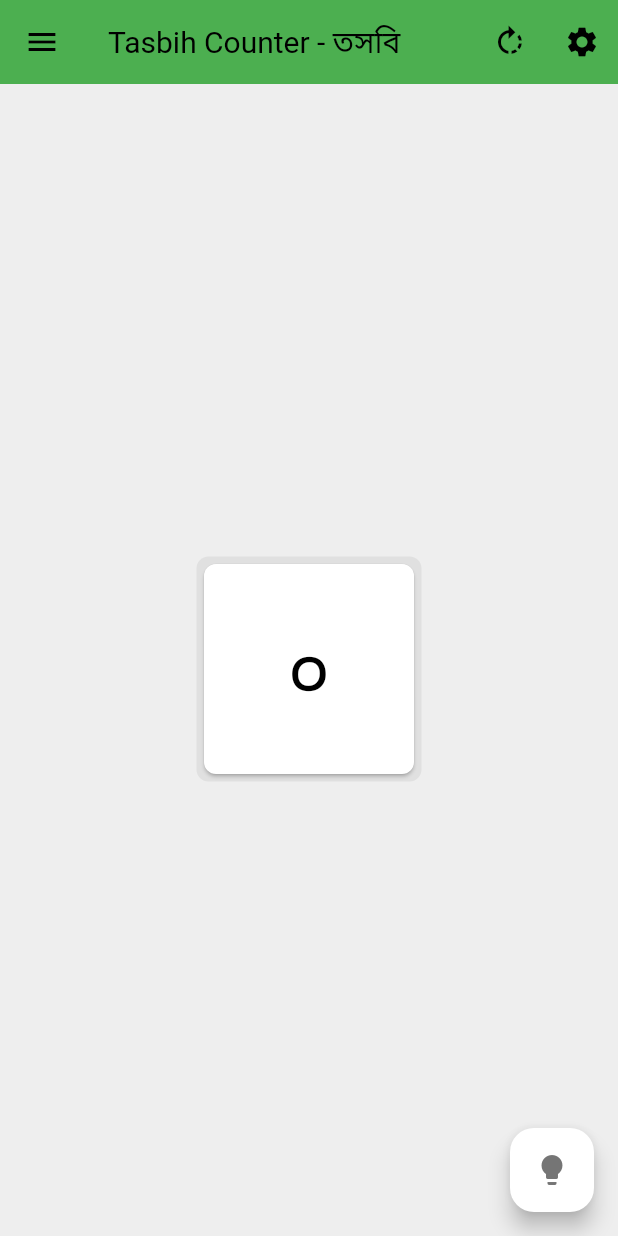
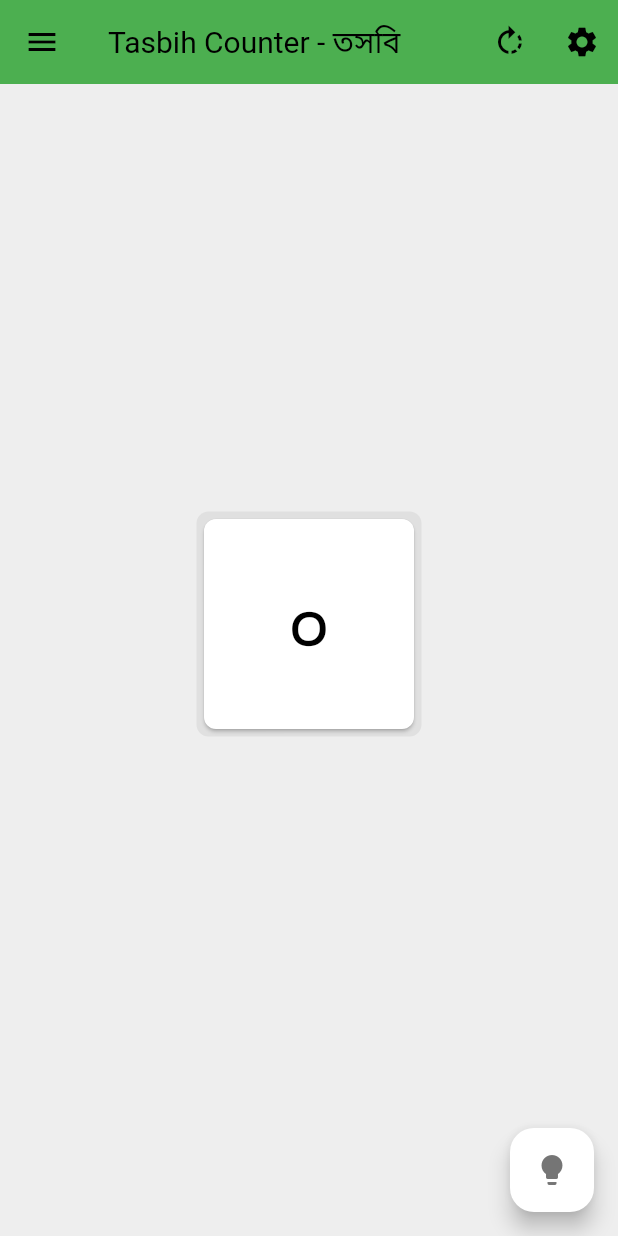
Before and after one commit to Azimul-Haque/tasbih-android, a Flutter app: the screen it shows after launch, on a phone screen of 412 x 824 dp. Run offline on Flutter 3.47's test engine with Material 3 defaults, Android fonts, the phone set to English and light mode, and no system bars; our stand-ins replace shared_preferences.

Commit message:
Commit Mon 11/25/2024  5:26:59.21 1960

```diff
--- a/lib/view/home.dart
+++ b/lib/view/home.dart
@@ -103,7 +103,7 @@ class _MyHomePageState extends State<MyHomePage> {
               ),
             ),
           ),
-          const SizedBox(height: 60)
+          const SizedBox(height: 120)
         ],
       ),
       floatingActionButton: FloatingActionButton(
```
